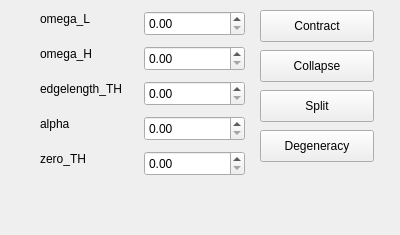
Above: Polyhedron/demo/Polyhedron/Mean_curvature_flow_skeleton_plugin.ui from CGAL/cgal before the change. Below: the same form after it.
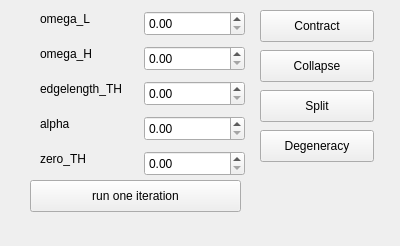
That is the form after the change.

Commit message: fix the segfault during simplification

Patch:
```diff
--- a/Polyhedron/demo/Polyhedron/Mean_curvature_flow_skeleton_plugin.ui
+++ b/Polyhedron/demo/Polyhedron/Mean_curvature_flow_skeleton_plugin.ui
@@ -7,7 +7,7 @@
     <x>0</x>
     <y>0</y>
     <width>400</width>
-    <height>235</height>
+    <height>246</height>
    </rect>
   </property>
   <property name="windowTitle">
@@ -181,6 +181,19 @@
      <string>Degeneracy</string>
     </property>
    </widget>
+   <widget class="QPushButton" name="pushButton_run">
+    <property name="geometry">
+     <rect>
+      <x>30</x>
+      <y>180</y>
+      <width>211</width>
+      <height>32</height>
+     </rect>
+    </property>
+    <property name="text">
+     <string>run one iteration</string>
+    </property>
+   </widget>
    <zorder>zero_TH</zorder>
    <zorder>omega_H</zorder>
    <zorder>edgelength_TH</zorder>
```
Left out of the diff: 1 changed line with no effect on the pictures. The commit also changes 2 other files.
